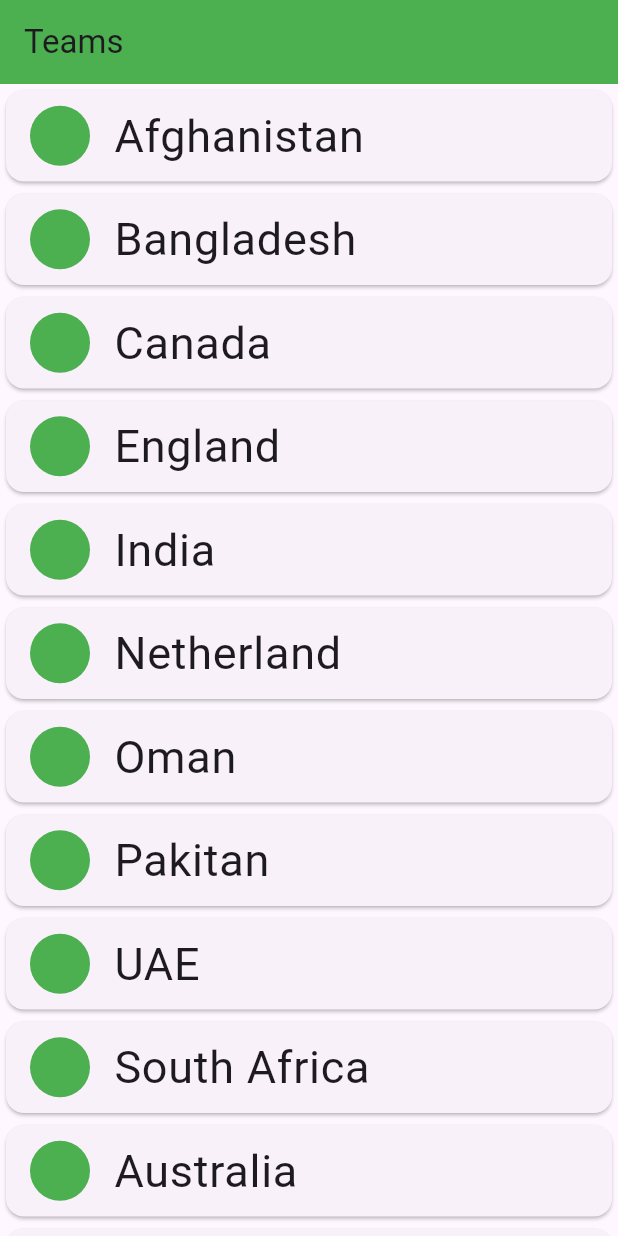
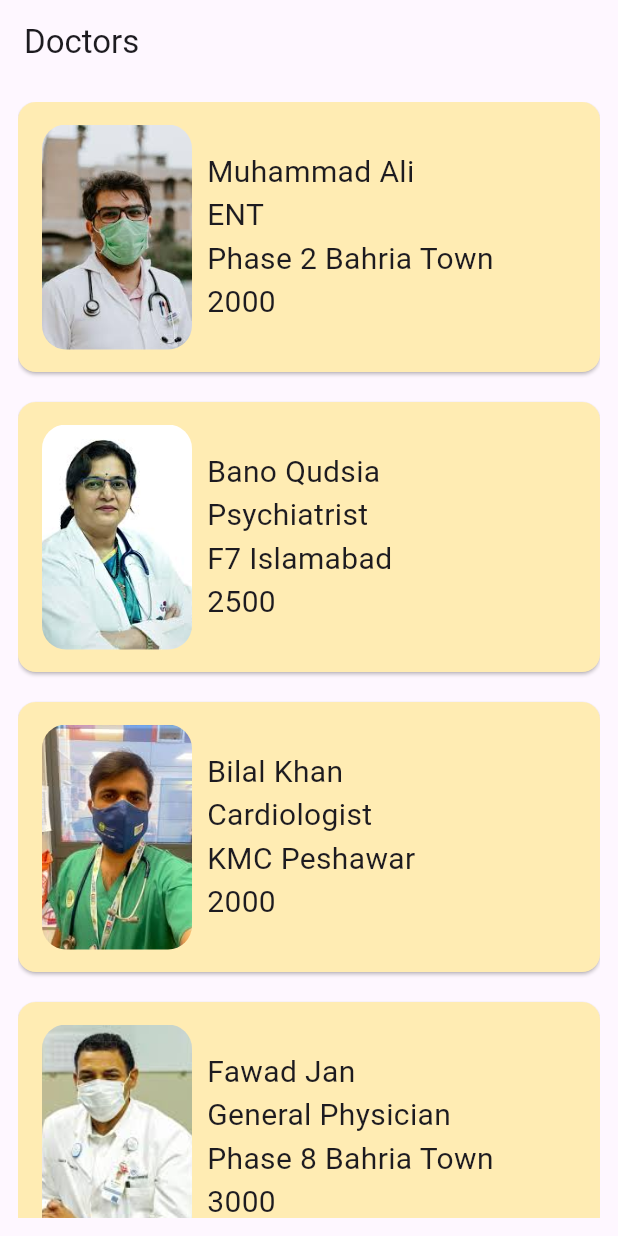
Before and after one commit to abidroid/kiu_firstapp, a Flutter app: the screen it shows after launch, on a phone screen of 412 x 824 dp. Run offline on Flutter 3.47's test engine with Material 3 defaults, Android fonts, the phone set to English and light mode, and no system bars; our stand-ins replace fluttertoast.

```diff
--- /dev/null
+++ b/lib/data_store/datastore.dart
@@ -0,0 +1,13 @@
+import 'package:kiu_firstapp/models/doctor.dart';
+
+List<Doctor> doctors = [
+  Doctor(name: 'Muhammad Ali', spe: 'ENT', clinicAddress: 'Phase 2 Bahria Town', fee: 2000, photo: 'assets/images/ali.jpeg'),
+  Doctor(name: 'Bano Qudsia', spe: 'Psychiatrist', clinicAddress: 'F7 Islamabad', fee: 2500, photo: 'assets/images/bano.jpeg'),
+  Doctor(name: 'Bilal Khan', spe: 'Cardiologist', clinicAddress: 'KMC Peshawar', fee: 2000, photo: 'assets/images/bilal.jpeg'),
+  Doctor(name: 'Fawad Jan', spe: 'General Physician', clinicAddress: 'Phase 8 Bahria Town', fee: 3000, photo: 'assets/images/fawad.jpeg'),
+  Doctor(name: 'Fozia Waheed', spe: 'Gynaecologist', clinicAddress: 'Baldia Town Karachi', fee: 4000, photo: 'assets/images/fozia.jpeg'),
+  Doctor(name: 'Hina Pervaiz', spe: 'Gastroenterologist', clinicAddress: 'Phase 2 Bahria Town', fee: 2000, photo: 'assets/images/hina.jpeg'),
+  Doctor(name: 'Jin Huang', spe: 'Physiotherapist', clinicAddress: 'China Town', fee: 2000, photo: 'assets/images/jin.jpeg'),
+  Doctor(name: 'Riaz Awan', spe: 'ENT', clinicAddress: 'Abbottabad Sadar', fee: 2000, photo: 'assets/images/riaz.jpeg'),
+
+];
--- a/lib/main.dart
+++ b/lib/main.dart
@@ -1,5 +1,6 @@
 import 'package:flutter/material.dart';
 import 'package:kiu_firstapp/screens/button_demo_screen.dart';
+import 'package:kiu_firstapp/screens/doctors_list_screen.dart';
 import 'package:kiu_firstapp/screens/listview_demo_screen.dart';
 
 // entry point
@@ -20,7 +21,7 @@ class MyApp extends StatelessWidget {
         colorScheme: ColorScheme.fromSeed(seedColor: Colors.deepPurple),
         useMaterial3: true,
       ),
-      home: const ListviewDemoScreen(),
+      home: const DoctorsListScreen(),
     );
   }
 }
--- a/lib/models/doctor.dart
+++ b/lib/models/doctor.dart
@@ -1,5 +1,15 @@
+class Doctor {
+  final String name;
+  final String spe;
+  final String clinicAddress;
+  final int fee;
+  final String photo;
 
-
-class Doctor {
-
+  Doctor({
+    required this.name,
+    required this.spe,
+    required this.clinicAddress,
+    required this.fee,
+    required this.photo,
+  });
 }
--- /dev/null
+++ b/lib/screens/doctors_list_screen.dart
@@ -0,0 +1,64 @@
+import 'package:flutter/material.dart';
+
+import '../data_store/datastore.dart';
+import '../models/doctor.dart';
+
+class DoctorsListScreen extends StatelessWidget {
+  const DoctorsListScreen({super.key});
+
+  @override
+  Widget build(BuildContext context) {
+    return Scaffold(
+      appBar: AppBar(
+        title: const Text('Doctors'),
+      ),
+      body: Padding(
+        padding: const EdgeInsets.all(12.0),
+        child: ListView.builder(
+            itemCount: doctors.length,
+            itemBuilder: (context, index) {
+              Doctor doctor = doctors[index];
+
+              return SizedBox(
+                height: 200,
+                child: Card(
+
+                  margin: const EdgeInsets.only(bottom: 20),
+                  color: Colors.amber[100],
+                  child: Padding(
+                    padding: const EdgeInsets.symmetric(horizontal: 16.0),
+                    child: Row(
+                      children: [
+                        ClipRRect(
+                          borderRadius: BorderRadius.circular(16),
+                          child: Image.asset(
+                            doctor.photo,
+                            width: 100,
+                            height: 150,
+                            fit: BoxFit.cover,
+                          ),
+                        ),
+
+                        SizedBox(width: 10,),
+                        Expanded(
+                          child: Column(
+                            mainAxisAlignment: MainAxisAlignment.center,
+                            crossAxisAlignment: CrossAxisAlignment.start,
+                            children: [
+                            Text(doctor.name, style: TextStyle(fontSize: 20),),
+                            Text(doctor.spe, style: TextStyle(fontSize: 20),),
+                            Text(doctor.clinicAddress, style: TextStyle(fontSize: 20),),
+                            Text(doctor.fee.toString(), style: TextStyle(fontSize: 20),),
+
+                          ],),
+                        )
+                      ],
+                    ),
+                  ),
+                ),
+              );
+            }),
+      ),
+    );
+  }
+}
--- a/pubspec.yaml
+++ b/pubspec.yaml
@@ -62,6 +62,7 @@ flutter:
   # To add assets to your application, add an assets section, like this:
   assets:
     - pictures/
+    - assets/images/
 
   #   - images/a_dot_ham.jpeg
 
```
Also changed, not shown: assets/images/ali.jpeg (added), assets/images/bano.jpeg (added), assets/images/bilal.jpeg (added), assets/images/fawad.jpeg (added), assets/images/fozia.jpeg (added), assets/images/hina.jpeg (added), assets/images/jin.jpeg (added), assets/images/riaz.jpeg (added).
